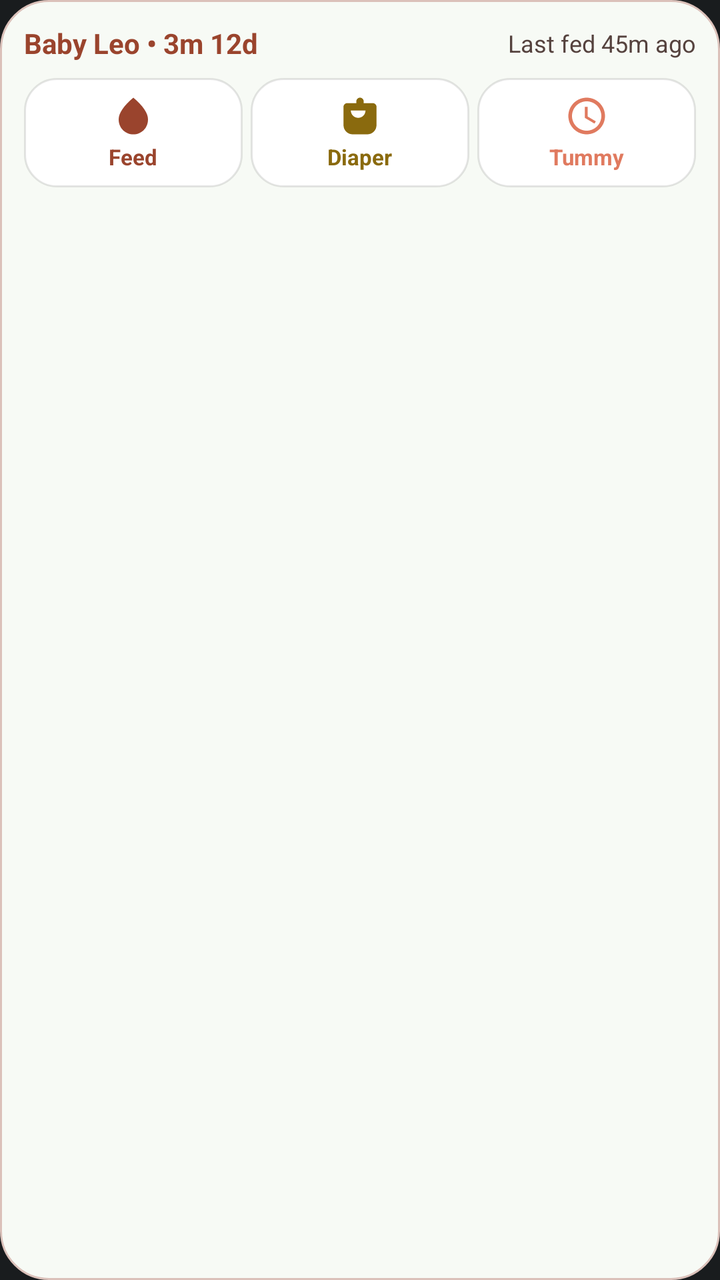
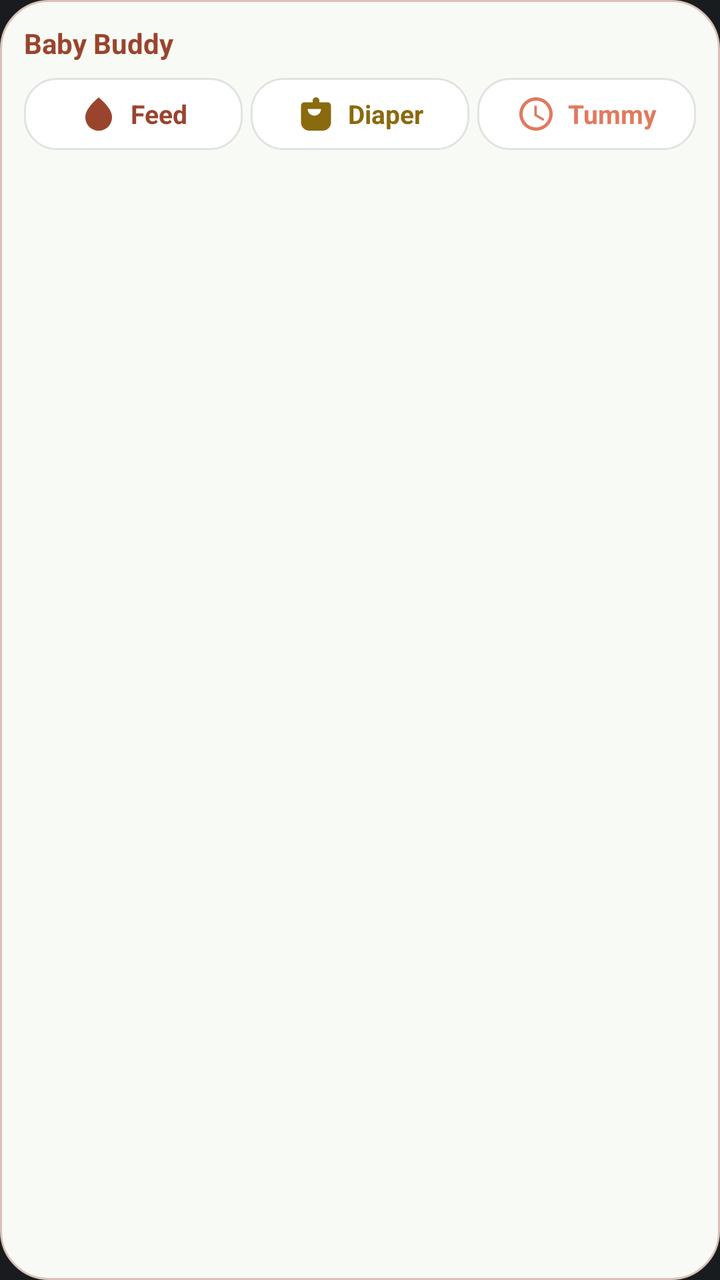

Before-and-after screenshots of an Android layout around one commit, followed by the original layout XML and the change that was made.
<!-- AndroidManifest.xml: application theme Theme.MyApplication -->
<!-- res/layout/widget_quick_log.xml -->
<?xml version="1.0" encoding="utf-8"?>
<LinearLayout xmlns:android="http://schemas.android.com/apk/res/android"
    android:id="@+id/widget_root"
    android:layout_width="match_parent"
    android:layout_height="wrap_content"
    android:background="@drawable/widget_bg"
    android:orientation="vertical"
    android:padding="12dp">

    
    <LinearLayout
        android:id="@+id/widget_header"
        android:layout_width="match_parent"
        android:layout_height="wrap_content"
        android:gravity="center_vertical"
        android:orientation="horizontal"
        android:paddingBottom="8dp">

        <TextView
            android:id="@+id/tv_baby_name"
            android:layout_width="0dp"
            android:layout_height="wrap_content"
            android:layout_weight="1"
            android:text="Baby Leo • 3m 12d"
            android:textColor="@color/bb_primary"
            android:textSize="14sp"
            android:textStyle="bold" />

        <TextView
            android:id="@+id/tv_quick_status"
            android:layout_width="wrap_content"
            android:layout_height="wrap_content"
            android:text="Last fed 45m ago"
            android:textColor="@color/bb_on_surface_variant"
            android:textSize="12sp" />
    </LinearLayout>

    
    <LinearLayout
        android:layout_width="match_parent"
        android:layout_height="wrap_content"
        android:orientation="horizontal">

        <LinearLayout
            android:id="@+id/btn_action_feed"
            android:layout_width="0dp"
            android:layout_height="wrap_content"
            android:layout_marginEnd="4dp"
            android:layout_weight="1"
            android:background="@drawable/widget_inner_card"
            android:clickable="true"
            android:focusable="true"
            android:gravity="center"
            android:orientation="vertical"
            android:padding="8dp">

            <ImageView
                android:layout_width="22dp"
                android:layout_height="22dp"
                android:contentDescription="Feed"
                android:src="@drawable/ic_widget_feed" />

            <TextView
                android:layout_width="wrap_content"
                android:layout_height="wrap_content"
                android:layout_marginTop="2dp"
                android:text="Feed"
                android:textColor="@color/bb_primary"
                android:textSize="11sp"
                android:textStyle="bold" />
        </LinearLayout>

        <LinearLayout
            android:id="@+id/btn_action_diaper"
            android:layout_width="0dp"
            android:layout_height="wrap_content"
            android:layout_marginEnd="4dp"
            android:layout_weight="1"
            android:background="@drawable/widget_inner_card"
            android:clickable="true"
            android:focusable="true"
            android:gravity="center"
            android:orientation="vertical"
            android:padding="8dp">

            <ImageView
                android:layout_width="22dp"
                android:layout_height="22dp"
                android:contentDescription="Diaper"
                android:src="@drawable/ic_widget_diaper" />

            <TextView
                android:layout_width="wrap_content"
                android:layout_height="wrap_content"
                android:layout_marginTop="2dp"
                android:text="Diaper"
                android:textColor="@color/bb_diaper"
                android:textSize="11sp"
                android:textStyle="bold" />
        </LinearLayout>

        <LinearLayout
            android:id="@+id/btn_action_tummy"
            android:layout_width="0dp"
            android:layout_height="wrap_content"
            android:layout_weight="1"
            android:background="@drawable/widget_inner_card"
            android:clickable="true"
            android:focusable="true"
            android:gravity="center"
            android:orientation="vertical"
            android:padding="8dp">

            <ImageView
                android:layout_width="22dp"
                android:layout_height="22dp"
                android:contentDescription="Tummy Time"
                android:src="@drawable/ic_widget_tummy" />

            <TextView
                android:layout_width="wrap_content"
                android:layout_height="wrap_content"
                android:layout_marginTop="2dp"
                android:text="Tummy"
                android:textColor="@color/bb_primary_container"
                android:textSize="11sp"
                android:textStyle="bold" />
        </LinearLayout>

    </LinearLayout>

</LinearLayout>
<!-- resources referenced by this layout -->
<resources>
  <color name="bb_diaper">#FF8A6A0E</color>
  <color name="bb_on_surface_variant">#FF55423E</color>
  <color name="bb_primary">#FF9A442D</color>
  <color name="bb_primary_container">#FFE07A5F</color>
  <!-- drawable ic_widget_diaper (drawable) -->
  <?xml version="1.0" encoding="utf-8"?>
  <vector xmlns:android="http://schemas.android.com/apk/res/android"
      android:width="24dp"
      android:height="24dp"
      android:viewportWidth="24"
      android:viewportHeight="24">
      <path
          android:fillColor="@color/bb_diaper"
          android:pathData="M12,2c1.1,0 2,0.9 2,2v1h5c1.1,0 2,0.9 2,2v10c0,2.76 -2.24,5 -5,5H8c-2.76,0 -5,-2.24 -5,-5V7c0,-1.1 0.9,-2 2,-2h5V4c0,-1.1 0.9,-2 2,-2zM7,9c0,2.21 1.79,4 4,4s4,-1.79 4,-4H7z" />
  </vector>
  <!-- drawable ic_widget_feed (drawable) -->
  <?xml version="1.0" encoding="utf-8"?>
  <vector xmlns:android="http://schemas.android.com/apk/res/android"
      android:width="24dp"
      android:height="24dp"
      android:viewportWidth="24"
      android:viewportHeight="24">
      <path
          android:fillColor="@color/bb_primary"
          android:pathData="M12,2c-5.33,4.55 -8,8.48 -8,11.8c0,4.98 3.8,8.2 8,8.2s8,-3.22 8,-8.2c0,-3.32 -2.67,-7.25 -8,-11.8z" />
  </vector>
  <!-- drawable ic_widget_tummy (drawable) -->
  <?xml version="1.0" encoding="utf-8"?>
  <vector xmlns:android="http://schemas.android.com/apk/res/android"
      android:width="24dp"
      android:height="24dp"
      android:viewportWidth="24"
      android:viewportHeight="24">
      <path
          android:fillColor="@color/bb_primary_container"
          android:pathData="M12,2C6.48,2 2,6.48 2,12s4.48,10 10,10 10,-4.48 10,-10S17.52,2 12,2zM12,20c-4.41,0 -8,-3.59 -8,-8s3.59,-8 8,-8 8,3.59 8,8 -3.59,8 -8,8zM12.5,7H11v6l5.25,3.15 0.75,-1.23 -4.5,-2.67z" />
  </vector>
  <!-- drawable widget_bg (drawable) -->
  <?xml version="1.0" encoding="utf-8"?>
  <shape xmlns:android="http://schemas.android.com/apk/res/android"
      android:shape="rectangle">
      <solid android:color="@color/bb_surface" />
      <corners android:radius="24dp" />
      <stroke
          android:width="1dp"
          android:color="@color/bb_outline" />
  </shape>
  <!-- drawable widget_inner_card (drawable) -->
  <?xml version="1.0" encoding="utf-8"?>
  <shape xmlns:android="http://schemas.android.com/apk/res/android"
      android:shape="rectangle">
      <solid android:color="@color/bb_surface_card" />
      <corners android:radius="16dp" />
      <stroke
          android:width="1dp"
          android:color="#1A000000" />
  </shape>
  <style name="Theme.MyApplication" parent="android:Theme.DeviceDefault.NoActionBar" />
  <color name="bb_surface">#FFF7FAF5</color>
  <color name="bb_outline">#FFDBC1BA</color>
  <color name="bb_surface_card">#FFFFFFFF</color>
</resources>

<!-- the commit's change to res/layout/widget_quick_log.xml (unified diff, before → after) -->
@@ -21,7 +21,7 @@
             android:layout_width="0dp"
             android:layout_height="wrap_content"
             android:layout_weight="1"
-            android:text="Baby Leo • 3m 12d"
+            android:text="Baby Buddy"
             android:textColor="@color/bb_primary"
             android:textSize="14sp"
             android:textStyle="bold" />
@@ -30,7 +30,7 @@
             android:id="@+id/tv_quick_status"
             android:layout_width="wrap_content"
             android:layout_height="wrap_content"
-            android:text="Last fed 45m ago"
+            android:text=""
             android:textColor="@color/bb_on_surface_variant"
             android:textSize="12sp" />
     </LinearLayout>
@@ -51,22 +51,22 @@
             android:clickable="true"
             android:focusable="true"
             android:gravity="center"
-            android:orientation="vertical"
+            android:orientation="horizontal"
             android:padding="8dp">
 
             <ImageView
-                android:layout_width="22dp"
-                android:layout_height="22dp"
+                android:layout_width="20dp"
+                android:layout_height="20dp"
                 android:contentDescription="Feed"
                 android:src="@drawable/ic_widget_feed" />
 
             <TextView
                 android:layout_width="wrap_content"
                 android:layout_height="wrap_content"
-                android:layout_marginTop="2dp"
+                android:layout_marginStart="6dp"
                 android:text="Feed"
                 android:textColor="@color/bb_primary"
-                android:textSize="11sp"
+                android:textSize="13sp"
                 android:textStyle="bold" />
         </LinearLayout>
 
@@ -80,22 +80,22 @@
             android:clickable="true"
             android:focusable="true"
             android:gravity="center"
-            android:orientation="vertical"
+            android:orientation="horizontal"
             android:padding="8dp">
 
             <ImageView
-                android:layout_width="22dp"
-                android:layout_height="22dp"
+                android:layout_width="20dp"
+                android:layout_height="20dp"
                 android:contentDescription="Diaper"
                 android:src="@drawable/ic_widget_diaper" />
 
             <TextView
                 android:layout_width="wrap_content"
                 android:layout_height="wrap_content"
-                android:layout_marginTop="2dp"
+                android:layout_marginStart="6dp"
                 android:text="Diaper"
                 android:textColor="@color/bb_diaper"
-                android:textSize="11sp"
+                android:textSize="13sp"
                 android:textStyle="bold" />
         </LinearLayout>
 
@@ -108,22 +108,22 @@
             android:clickable="true"
             android:focusable="true"
             android:gravity="center"
-            android:orientation="vertical"
+            android:orientation="horizontal"
             android:padding="8dp">
 
             <ImageView
-                android:layout_width="22dp"
-                android:layout_height="22dp"
+                android:layout_width="20dp"
+                android:layout_height="20dp"
                 android:contentDescription="Tummy Time"
                 android:src="@drawable/ic_widget_tummy" />
 
             <TextView
                 android:layout_width="wrap_content"
                 android:layout_height="wrap_content"
-                android:layout_marginTop="2dp"
+                android:layout_marginStart="6dp"
                 android:text="Tummy"
                 android:textColor="@color/bb_primary_container"
-                android:textSize="11sp"
+                android:textSize="13sp"
                 android:textStyle="bold" />
         </LinearLayout>
 
